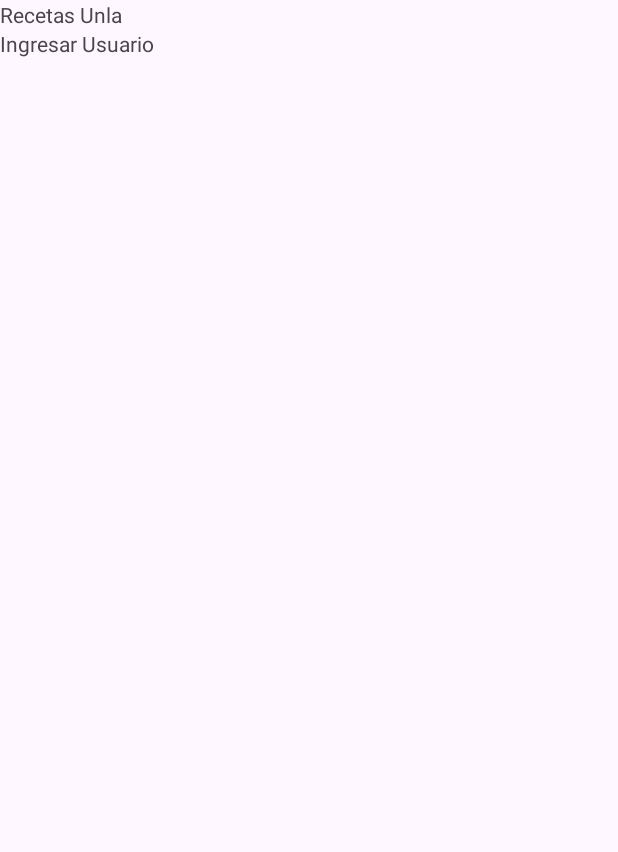
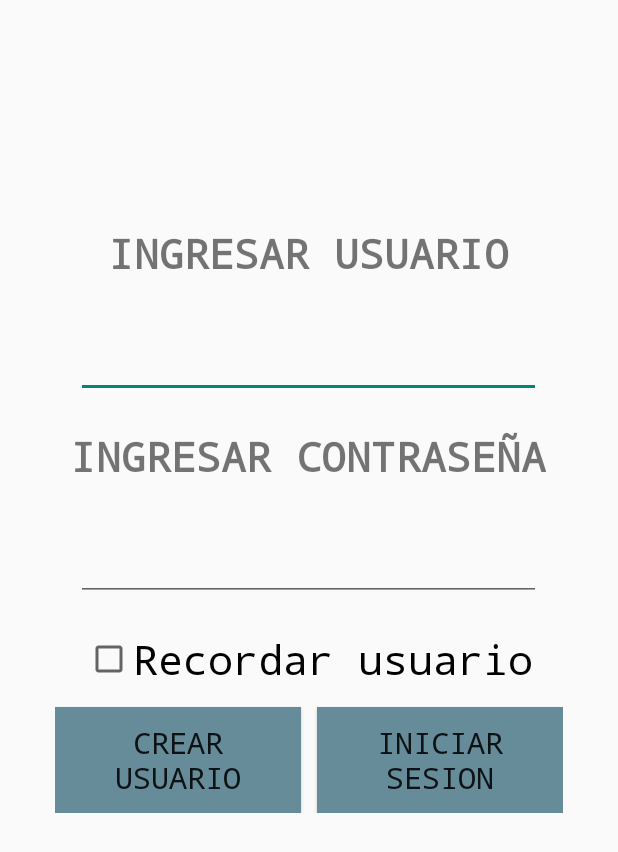
Before and after one commit to Jose-Ruival/G12-Seminario-TN, an Android app: the screen it shows after launch (MainActivity before the commit, LoginActivity after it), on a phone screen of 412 x 824 dp. Before the commit the part shown is almost empty. Shown: the top 852 px of the screen. Run offline under Robolectric (Android 15) with nearby library versions, the phone set to English and light mode, and no system bars.

Commit message:
inicio de sesion y registro - gian

```diff
--- /dev/null
+++ b/app/src/main/java/com/G12SeminarioTN/LoginActivity.kt
@@ -0,0 +1,68 @@
+package com.G12SeminarioTN
+
+import android.content.Intent
+import android.os.Bundle
+import android.util.Log
+import android.widget.Button
+import android.widget.CheckBox
+import android.widget.EditText
+import android.widget.Toast
+import androidx.activity.enableEdgeToEdge
+import androidx.appcompat.app.AppCompatActivity
+import androidx.core.view.ViewCompat
+import androidx.core.view.WindowInsetsCompat
+
+class LoginActivity : AppCompatActivity() {
+
+    lateinit var etUsuario: EditText
+    lateinit var etPassword: EditText
+    lateinit var cbRecordarusuario: CheckBox
+    lateinit var btnRegistrarse: Button
+    lateinit var btnIniciarSesion: Button
+
+    override fun onCreate(savedInstanceState: Bundle?) {
+        super.onCreate(savedInstanceState)
+        enableEdgeToEdge()
+        setContentView(R.layout.activity_login)
+        ViewCompat.setOnApplyWindowInsetsListener(findViewById(R.id.main)) { v, insets ->
+            val systemBars = insets.getInsets(WindowInsetsCompat.Type.systemBars())
+            v.setPadding(systemBars.left, systemBars.top, systemBars.right, systemBars.bottom)
+            insets
+        }
+
+        etUsuario = findViewById(R.id.etUsuario)
+        etPassword = findViewById(R.id.etPassword)
+        cbRecordarusuario = findViewById(R.id.cbRecordarUsuario)
+        btnRegistrarse = findViewById(R.id.btnRegistrar)
+        btnIniciarSesion = findViewById(R.id.btnIniciarSesion)
+
+
+        btnRegistrarse.setOnClickListener {
+
+            val intent = Intent(this, RegisterActivity::class.java)
+            startActivity(intent)
+        }
+
+        btnIniciarSesion.setOnClickListener {
+
+            var usuario =  etUsuario.text.toString()
+
+            if (usuario.isEmpty() || etPassword.text.toString().isEmpty()){
+                var mensaje= "Completar Datos"
+                Toast.makeText(this, mensaje, Toast.LENGTH_SHORT).show()
+
+            }else{
+                if (cbRecordarusuario.isChecked) {
+                   Log.i("TODO","Funcionalidad de recordar usuario y contraseña")
+                }
+
+                val intent = Intent(this, MainActivity::class.java)
+                intent.putExtra("NOMBRE", usuario)
+                startActivity(intent)
+                finish()
+            }
+
+        }
+
+    }
+}
--- /dev/null
+++ b/app/src/main/res/layout/activity_login.xml
@@ -0,0 +1,101 @@
+<?xml version="1.0" encoding="utf-8"?>
+<LinearLayout xmlns:android="http://schemas.android.com/apk/res/android"
+    xmlns:app="http://schemas.android.com/apk/res-auto"
+    xmlns:tools="http://schemas.android.com/tools"
+    android:id="@+id/main"
+    android:layout_width="match_parent"
+    android:layout_height="match_parent"
+    android:gravity="center_horizontal"
+    android:orientation="vertical"
+    tools:context=".LoginActivity"
+    >
+
+    <TextView
+        android:layout_width="wrap_content"
+        android:layout_height="wrap_content"
+        android:text="INGRESAR USUARIO"
+        android:textSize="27sp"
+        android:fontFamily="monospace"
+        android:layout_marginTop="150dp"
+        android:textStyle="bold"/>
+
+    <EditText
+        android:id="@+id/etUsuario"
+        android:layout_width="310dp"
+        android:layout_height="wrap_content"
+        android:layout_margin="20dp"
+        android:inputType="text"
+        android:textSize="27sp"
+        tools:text="Nombre de usuario"
+        android:fontFamily="monospace"/>
+
+    <TextView
+        android:layout_width="wrap_content"
+        android:layout_height="wrap_content"
+        android:text="INGRESAR CONTRASEÑA"
+        android:textSize="27sp"
+        android:fontFamily="monospace"
+        android:textStyle="bold"/>
+
+    <EditText
+        android:id="@+id/etPassword"
+        android:layout_width="310dp"
+        android:layout_height="wrap_content"
+        android:layout_margin="20dp"
+        android:inputType="textPassword"
+        android:textSize="27sp"
+        android:fontFamily="monospace"
+        />
+
+    <CheckBox
+        android:id="@+id/cbRecordarUsuario"
+        android:layout_width="wrap_content"
+        android:layout_height="wrap_content"
+        android:fontFamily="monospace"
+        android:text="Recordar usuario"
+        android:textSize="27sp" />
+
+    <LinearLayout
+        android:layout_width="wrap_content"
+        android:layout_height="wrap_content"
+        android:weightSum="1">
+
+        <Button
+            android:id="@+id/btnRegistrar"
+            android:layout_width="match_parent"
+            android:layout_height="wrap_content"
+            android:layout_marginTop="13dp"
+            android:layout_marginRight="5dp"
+            android:layout_weight="0.5"
+            android:background="#678c99"
+            android:text="CREAR\nUSUARIO"
+            android:textSize="20sp"
+            android:paddingBottom="10dp"
+            android:paddingTop="10dp"
+            android:paddingLeft="40dp"
+            android:paddingRight="40dp"
+            android:fontFamily="monospace"
+            />
+
+        <Button
+
+            android:id="@+id/btnIniciarSesion"
+            android:layout_width="match_parent"
+            android:layout_height="wrap_content"
+            android:layout_marginLeft="5dp"
+            android:layout_marginTop="13dp"
+            android:layout_weight="0.5"
+            android:background="#678c99"
+            android:text="INICIAR\nSESION"
+            android:textSize="20sp"
+            android:paddingBottom="10dp"
+            android:paddingTop="10dp"
+            android:paddingLeft="40dp"
+            android:paddingRight="40dp"
+            android:fontFamily="monospace"
+            />
+
+    </LinearLayout>
+
+
+</LinearLayout>
--- a/app/src/main/res/layout/activity_main.xml
+++ b/app/src/main/res/layout/activity_main.xml
@@ -8,35 +8,6 @@
     tools:context=".MainActivity"
     android:orientation="vertical">
 
-    <TextView
-        android:layout_width="match_parent"
-        android:layout_height="wrap_content"
-        android:text="@string/Titulo"
-        app:layout_constraintBottom_toBottomOf="parent"
-        app:layout_constraintEnd_toEndOf="parent"
-        app:layout_constraintStart_toStartOf="parent"
-        app:layout_constraintTop_toTopOf="parent"/>
-
-    <TextView
-        android:layout_width="wrap_content"
-        android:layout_height="wrap_content"
-        android:text="Ingresar Usuario"
-        app:layout_constraintBottom_toBottomOf="parent"
-        app:layout_constraintEnd_toEndOf="parent"
-        app:layout_constraintStart_toStartOf="parent"
-        app:layout_constraintTop_toTopOf="parent"
-        android:layout_weight="0.5"/>
-
-    <TextView
-        android:layout_width="wrap_content"
-        android:layout_height="wrap_content"
-        android:text=""
-        app:layout_constraintBottom_toBottomOf="parent"
-        app:layout_constraintEnd_toEndOf="parent"
-        app:layout_constraintStart_toStartOf="parent"
-        app:layout_constraintTop_toTopOf="parent"
-        android:layout_weight="0.5"/>
-
 
 
 </LinearLayout>
--- a/app/src/main/res/values-night/themes.xml
+++ b/app/src/main/res/values-night/themes.xml
@@ -1,6 +1,6 @@
 <resources xmlns:tools="http://schemas.android.com/tools">
     <!-- Base application theme. -->
-    <style name="Base.Theme.G12SeminarioTN" parent="Theme.Material3.DayNight.NoActionBar">
+    <style name="Base.Theme.G12SeminarioTN" parent="Theme.AppCompat.Light.NoActionBar">
         <!-- Customize your dark theme here. -->
         <!-- <item name="colorPrimary">@color/my_dark_primary</item> -->
     </style>
--- a/app/src/main/res/values/colors.xml
+++ b/app/src/main/res/values/colors.xml
@@ -2,4 +2,5 @@
 <resources>
     <color name="black">#FF000000</color>
     <color name="white">#FFFFFFFF</color>
+    <color name="color_botones">#b8c7cc</color>
 </resources>
--- a/app/src/main/res/values/themes.xml
+++ b/app/src/main/res/values/themes.xml
@@ -1,6 +1,6 @@
 <resources xmlns:tools="http://schemas.android.com/tools">
     <!-- Base application theme. -->
-    <style name="Base.Theme.G12SeminarioTN" parent="Theme.Material3.DayNight.NoActionBar">
+    <style name="Base.Theme.G12SeminarioTN" parent="Theme.AppCompat.Light.NoActionBar">
         <!-- Customize your light theme here. -->
         <!-- <item name="colorPrimary">@color/my_light_primary</item> -->
     </style>
```
Also changed, not shown: app/src/main/AndroidManifest.xml (+12 -0 lines), app/src/main/java/com/G12SeminarioTN/MainActivity.kt (+13 -0 lines), app/src/main/java/com/G12SeminarioTN/RegisterActivity.kt (added, +57 -0 lines), app/src/main/res/layout/activity_register.xml (added, +87 -0 lines).
